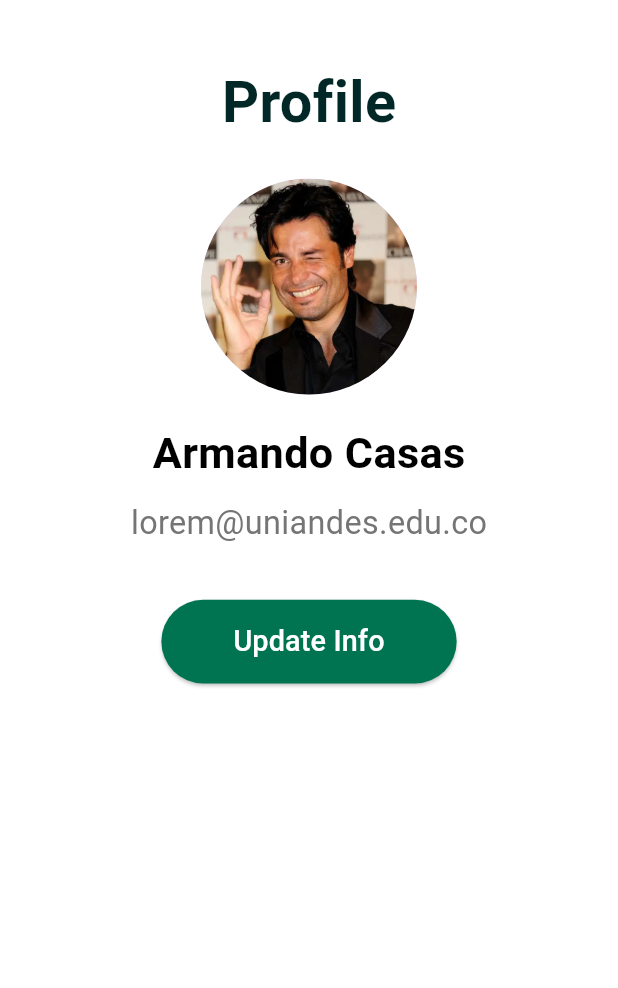
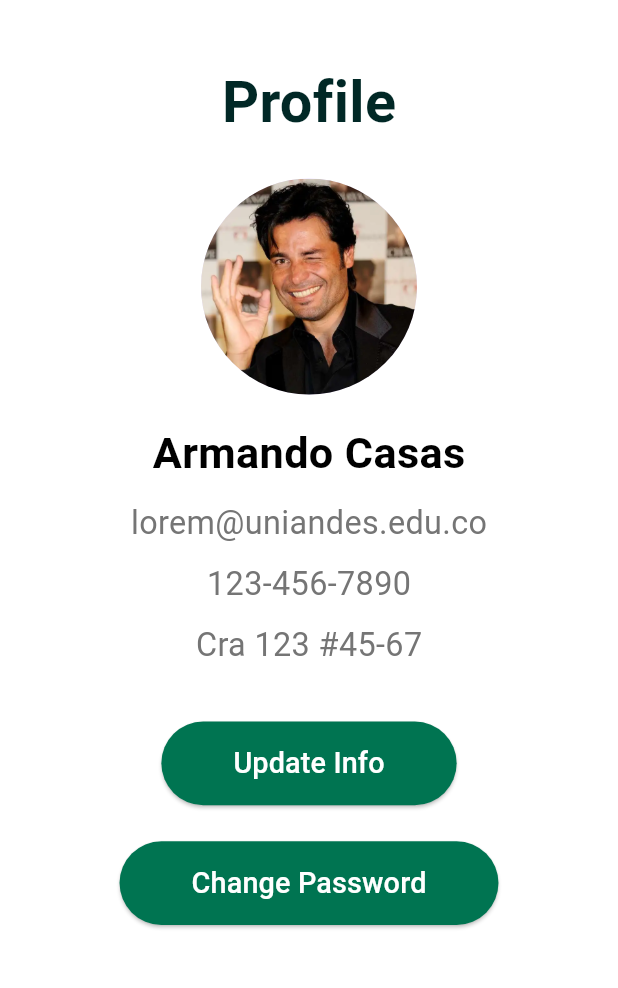
Before and after one commit to ISIS-3510-Mobiles/Flutter, a Flutter app: the RegisterView screen opened by its route, after a tap on "Register", on a phone screen of 412 x 824 dp, the part 84-1072 px from its top. Run offline on Flutter 3.47's test engine with Material 3 defaults, Android fonts, the phone set to English and light mode, and no system bars; our stand-ins replace local_auth.

Commit message:
change password view
se crea change password, para cambiarla te pide FaceID

```diff
--- a/ecostyle/lib/views/profile_view.dart
+++ b/ecostyle/lib/views/profile_view.dart
@@ -1,24 +1,56 @@
 import 'package:flutter/material.dart';
+import 'package:local_auth/local_auth.dart';
+import 'change_password_view.dart';
 
 class ProfileView extends StatelessWidget {
   final String name = "Armando Casas"; // Nombre real
   final String email = "lorem@uniandes.edu.co"; // Correo real
+  final String phone = "123-456-7890"; // Teléfono real
+  final String address = "Cra 123 #45-67"; // Dirección real
+
+  const ProfileView({super.key});
+
+ Future<void> authenticate(BuildContext context) async {
+  final LocalAuthentication localAuth = LocalAuthentication();
+  bool authenticated = false;
+
+  try {
+    authenticated = await localAuth.authenticate(
+      localizedReason: 'Please authenticate to change your password',
+      options: const AuthenticationOptions(biometricOnly: true),
+    );
+  } catch (e) {
+    // Manejar el error, como mostrar un snackbar
+    ScaffoldMessenger.of(context).showSnackBar(
+      const SnackBar(content: Text('Authentication failed')),
+    );
+  }
+
+  if (authenticated) {
+    // Si la autenticación es exitosa, navegar a ChangePasswordView
+    Navigator.push(
+      context,
+      MaterialPageRoute(builder: (context) => const ChangePasswordView()),
+    );
+  }
+}
+
 
   @override
   Widget build(BuildContext context) {
     return Scaffold(
       appBar: AppBar(
-        backgroundColor: Color(0xFF012826), // Fondo verde oscuro
+        backgroundColor: const Color(0xFF012826), // Fondo verde oscuro
         elevation: 0, // Eliminar sombra
         leading: IconButton(
-          icon: Icon(Icons.menu, color: Colors.white), // Icono de menú blanco
+          icon: const Icon(Icons.menu, color: Colors.white), // Icono de menú blanco
           onPressed: () {
             // Lógica para abrir el menú
           },
         ),
         actions: [
           IconButton(
-            icon: Icon(Icons.shopping_cart, color: Colors.white), // Icono del carrito blanco
+            icon: const Icon(Icons.shopping_cart, color: Colors.white), // Icono del carrito blanco
             onPressed: () {
               // Acción del carrito
             },
@@ -32,7 +64,7 @@ class ProfileView extends StatelessWidget {
               color: Colors.white, // Fondo blanco de la barra de búsqueda
               borderRadius: BorderRadius.circular(8), // Bordes redondeados
             ),
-            child: TextField(
+            child: const TextField(
               decoration: InputDecoration(
                 hintText: 'Search in EcoStyle',
                 hintStyle: TextStyle(color: Colors.grey), // Texto gris en la barra de búsqueda
@@ -51,8 +83,8 @@ class ProfileView extends StatelessWidget {
             mainAxisAlignment: MainAxisAlignment.start,
             crossAxisAlignment: CrossAxisAlignment.center, // Centrar los elementos
             children: [
-              SizedBox(height: 24),
-              Text(
+              const SizedBox(height: 24),
+              const Text(
                 'Profile', // Cambiado a inglés
                 style: TextStyle(
                   fontSize: 38.4,
@@ -60,42 +92,80 @@ class ProfileView extends StatelessWidget {
                   color: Color(0xFF012826), // Verde oscuro para resaltar
                 ),
               ),
-              SizedBox(height: 24),
-              CircleAvatar(
-               radius: 72,
+              const SizedBox(height: 24),
+              const CircleAvatar(
+                radius: 72,
                 backgroundImage: AssetImage('assets/images/profile_image.png'), // Ruta dentro de assets
               ),
 
-              SizedBox(height: 19.2),
+              const SizedBox(height: 19.2),
               Text(
-                "$name",
-                style: TextStyle(
+                name,
+                style: const TextStyle(
                   fontSize: 28.8,
                   fontWeight: FontWeight.bold,
                   color: Colors.black,
                 ),
               ),
-              SizedBox(height: 9.6),
+              const SizedBox(height: 9.6),
               Text(
-                "$email",
+                email,
                 style: TextStyle(
                   fontSize: 21.6,
                   color: Colors.grey[600],
                 ),
               ),
-              SizedBox(height: 36),
+              const SizedBox(height: 9.6),
+              Text(
+                phone,
+                style: TextStyle(
+                  fontSize: 21.6,
+                  color: Colors.grey[600],
+                ),
+              ),
+              const SizedBox(height: 9.6),
+              Text(
+                address,
+                style: TextStyle(
+                  fontSize: 21.6,
+                  color: Colors.grey[600],
+                ),
+              ),
+              const SizedBox(height: 36),
+
+              // Botón para actualizar datos
               ElevatedButton(
                 onPressed: () {
                   Navigator.pushNamed(context, '/register'); // Navegar a la vista de registro
                 },
                 style: ButtonStyle(
-                  backgroundColor: MaterialStateProperty.all(Color(0xFF007451)), // Color verde lima
-                  padding: MaterialStateProperty.all(
-                    EdgeInsets.symmetric(vertical: 14.4, horizontal: 48),
+                  backgroundColor: WidgetStateProperty.all(const Color(0xFF007451)), // Color verde lima
+                  padding: WidgetStateProperty.all(
+                    const EdgeInsets.symmetric(vertical: 14.4, horizontal: 48),
                   ), // Espaciado del botón
                 ),
-                child: Text(
+                child: const Text(
                   'Update Info',
+                  style: TextStyle(
+                    fontSize: 19.2,
+                    color: Colors.white,
+                  ), // Texto blanco
+                ),
+              ),
+
+              const SizedBox(height: 24),
+
+              // Botón para cambiar contraseña con autenticación biométrica
+              ElevatedButton(
+                onPressed: () => authenticate(context),
+                style: ButtonStyle(
+                  backgroundColor: WidgetStateProperty.all(const Color(0xFF007451)), // Color verde lima
+                  padding: WidgetStateProperty.all(
+                    const EdgeInsets.symmetric(vertical: 14.4, horizontal: 48),
+                  ),
+                ),
+                child: const Text(
+                  'Change Password',
                   style: TextStyle(
                     fontSize: 19.2,
                     color: Colors.white,
--- a/ecostyle/lib/views/register_view.dart
+++ b/ecostyle/lib/views/register_view.dart
@@ -1,102 +1,104 @@
 import 'package:flutter/material.dart';
 
 class RegisterView extends StatelessWidget {
+  const RegisterView({super.key});
+
   @override
   Widget build(BuildContext context) {
     return Scaffold(
-      backgroundColor: Color(0xFF012826), // Fondo
+      backgroundColor: const Color(0xFF012826), // Fondo
       body: Padding(
         padding: const EdgeInsets.all(16.0),
         child: Column(
           mainAxisAlignment: MainAxisAlignment.center,
           children: [
-            Text(
+            const Text(
               'Sign Up!',
               style: TextStyle(fontSize: 32, color: Colors.white), // Título
             ),
-            SizedBox(height: 40),
+            const SizedBox(height: 40),
             TextField(
               decoration: InputDecoration(
                 labelText: 'Email',
-                labelStyle: TextStyle(color: Colors.white),
+                labelStyle: const TextStyle(color: Colors.white),
                 filled: true,
-                fillColor: Color(0xFF007451), // Verde más claro
+                fillColor: const Color(0xFF007451), // Verde más claro
                 border: OutlineInputBorder(
                   borderRadius: BorderRadius.circular(8),
                   borderSide: BorderSide.none,
                 ),
               ),
             ),
-            SizedBox(height: 20),
+            const SizedBox(height: 20),
             TextField(
               obscureText: true,
               decoration: InputDecoration(
                 labelText: 'Password',
-                labelStyle: TextStyle(color: Colors.white),
+                labelStyle: const TextStyle(color: Colors.white),
                 filled: true,
-                fillColor: Color(0xFF007451), // Verde más claro
+                fillColor: const Color(0xFF007451), // Verde más claro
                 border: OutlineInputBorder(
                   borderRadius: BorderRadius.circular(8),
                   borderSide: BorderSide.none,
                 ),
               ),
             ),
-            SizedBox(height: 20),
+            const SizedBox(height: 20),
             TextField(
               decoration: InputDecoration(
                 labelText: 'Name',
-                labelStyle: TextStyle(color: Colors.white),
+                labelStyle: const TextStyle(color: Colors.white),
                 filled: true,
-                fillColor: Color(0xFF007451), // Verde más claro
+                fillColor: const Color(0xFF007451), // Verde más claro
                 border: OutlineInputBorder(
                   borderRadius: BorderRadius.circular(8),
                   borderSide: BorderSide.none,
                 ),
               ),
             ),
-            SizedBox(height: 20),
+            const SizedBox(height: 20),
             TextField(
               decoration: InputDecoration(
                 labelText: 'Address',
-                labelStyle: TextStyle(color: Colors.white),
+                labelStyle: const TextStyle(color: Colors.white),
                 filled: true,
-                fillColor: Color(0xFF007451), // Verde más claro
+                fillColor: const Color(0xFF007451), // Verde más claro
                 border: OutlineInputBorder(
                   borderRadius: BorderRadius.circular(8),
                   borderSide: BorderSide.none,
                 ),
               ),
             ),
-            SizedBox(height: 20),
+            const SizedBox(height: 20),
             TextField(
               decoration: InputDecoration(
                 labelText: 'Phone',
-                labelStyle: TextStyle(color: Colors.white),
+                labelStyle: const TextStyle(color: Colors.white),
                 filled: true,
-                fillColor: Color(0xFF007451), // Verde más claro
+                fillColor: const Color(0xFF007451), // Verde más claro
                 border: OutlineInputBorder(
                   borderRadius: BorderRadius.circular(8),
                   borderSide: BorderSide.none,
                 ),
               ),
             ),
-            SizedBox(height: 20),
+            const SizedBox(height: 20),
             ElevatedButton(
               style: ElevatedButton.styleFrom(
-                backgroundColor: Color(0xFF007451), // Color del botón
+                backgroundColor: const Color(0xFF007451), // Color del botón
               ),
               onPressed: () {
                 // Lógica para registrar
                 Navigator.pushNamed(context, '/profile');
               },
-              child: Text('Register', style: TextStyle(color: Colors.white)), // Color del texto
+              child: const Text('Register', style: TextStyle(color: Colors.white)), // Color del texto
             ),
-            SizedBox(height: 10),
+            const SizedBox(height: 10),
             TextButton(
               onPressed: () {
                 Navigator.pushNamed(context, '/login'); // Redirigir a login
               },
-              child: Text(
+              child: const Text(
                 'Already have an account? Login',
                 style: TextStyle(color: Colors.white), // Color del texto
               ),
--- a/ecostyle/pubspec.yaml
+++ b/ecostyle/pubspec.yaml
@@ -32,6 +32,7 @@ dependencies:
     sdk: flutter
   google_fonts: ^3.0.1
   cupertino_icons: ^1.0.8
+  local_auth: ^2.3.0
 
 
 
```
Also changed, not shown: ecostyle/lib/views/change_password_view.dart (added, +67 -0 lines), ecostyle/lib/views/login_view.dart (+67 -25 lines), 7 other files.
